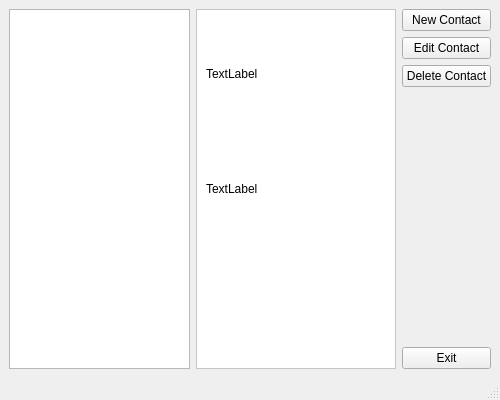
This is contacts.ui in delivite/phonebook as Qt 5 draws it before an edit. The edited form follows.
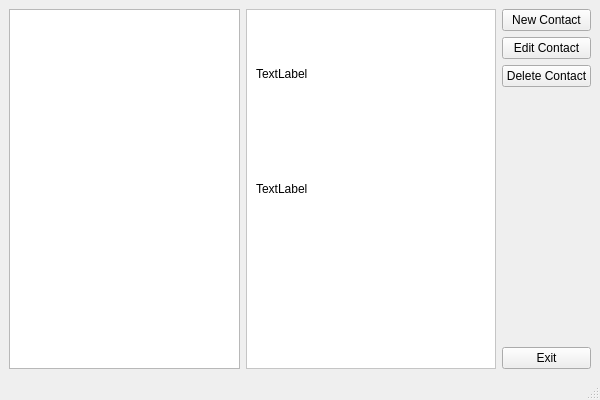
This is the edited form. Icons and pictures are not drawn.

Diff of the .ui file:
```diff
--- a/contacts.ui
+++ b/contacts.ui
@@ -6,13 +6,13 @@
    <rect>
     <x>0</x>
     <y>0</y>
-    <width>500</width>
+    <width>600</width>
     <height>400</height>
    </rect>
   </property>
   <property name="maximumSize">
    <size>
-    <width>500</width>
+    <width>600</width>
     <height>400</height>
    </size>
   </property>
@@ -84,7 +84,7 @@
      <widget class="QFrame" name="frame">
       <property name="minimumSize">
        <size>
-        <width>200</width>
+        <width>250</width>
         <height>0</height>
        </size>
       </property>
@@ -110,6 +110,9 @@
        </item>
        <item>
         <widget class="QLabel" name="phone_show">
+         <property name="styleSheet">
+          <string notr="true">font: 14pt &quot;Segoe Print&quot;;</string>
+         </property>
          <property name="text">
           <string>TextLabel</string>
          </property>
@@ -117,6 +120,9 @@
        </item>
        <item>
         <widget class="QLabel" name="email_show">
+         <property name="styleSheet">
+          <string notr="true">font: 14pt &quot;Segoe Print&quot;;</string>
+         </property>
          <property name="text">
           <string/>
          </property>
```
Left out of the diff: 4 changed lines with no effect on the pictures.
